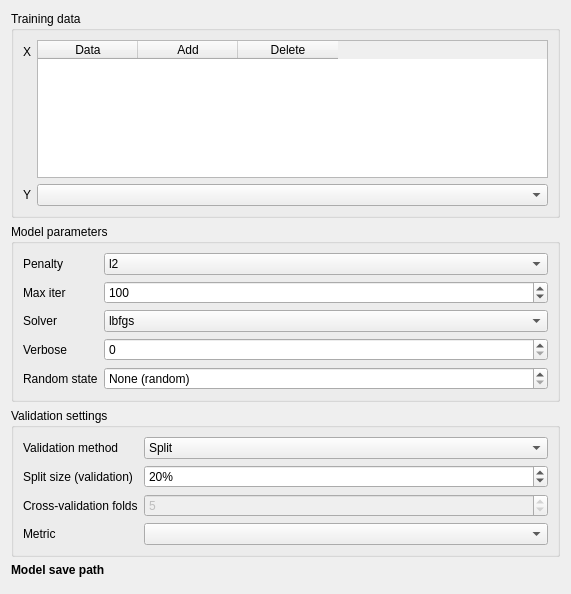
Old version of the form eis_qgis_plugin/resources/ui/model/wizard_model_logistic_regression_2.ui in the repository GispoCoding/eis_qgis_plugin.
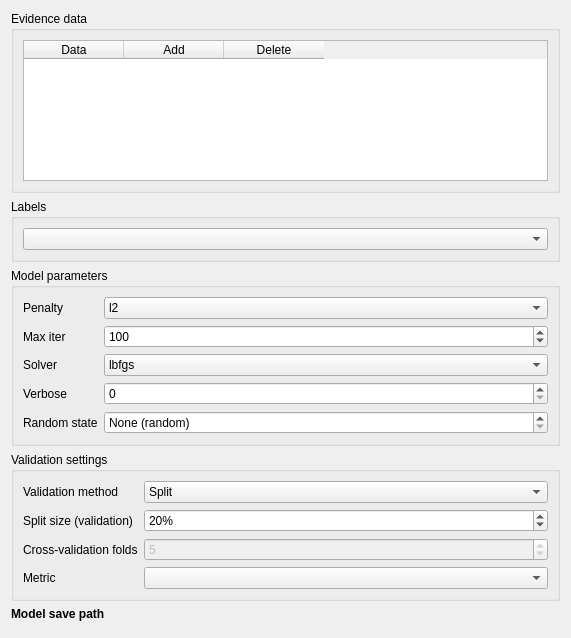
New version of the form. Custom widgets are drawn as their Qt base class.

Commit message: Many modifications to modeling wizard - Separated application and testing - Revamped the UI logic (each model has now their own tabs and own scroll areas for each tab) - Clarified input data namings - Test with mock database for model saving - Added "tag" column to model input data for data matching - Added train dummy model button and functionality

```diff
--- a/eis_qgis_plugin/resources/ui/model/wizard_model_logistic_regression_2.ui
+++ b/eis_qgis_plugin/resources/ui/model/wizard_model_logistic_regression_2.ui
@@ -7,7 +7,7 @@
     <x>0</x>
     <y>0</y>
     <width>571</width>
-    <height>594</height>
+    <height>638</height>
    </rect>
   </property>
   <property name="sizePolicy">
@@ -33,7 +33,7 @@
   </property>
   <layout class="QVBoxLayout" name="verticalLayout">
    <item>
-    <widget class="QGroupBox" name="plot_data_box_2">
+    <widget class="QGroupBox" name="evidence_data_groupbox">
      <property name="sizePolicy">
       <sizepolicy hsizetype="Preferred" vsizetype="Maximum">
        <horstretch>0</horstretch>
@@ -41,30 +41,13 @@
       </sizepolicy>
      </property>
      <property name="title">
-      <string>Training data</string>
+      <string>Evidence data</string>
      </property>
-     <layout class="QFormLayout" name="formLayout">
-      <item row="0" column="0">
-       <widget class="QLabel" name="training_data_label">
-        <property name="text">
-         <string>X</string>
-        </property>
-       </widget>
-      </item>
-      <item row="1" column="0">
-       <widget class="QLabel" name="y_label">
-        <property name="text">
-         <string>Y</string>
-        </property>
-       </widget>
-      </item>
-      <item row="1" column="1">
-       <widget class="QgsMapLayerComboBox" name="y"/>
-      </item>
-      <item row="0" column="1">
-       <widget class="QTableWidget" name="training_data">
+     <layout class="QVBoxLayout" name="verticalLayout_3">
+      <item>
+       <widget class="QTableWidget" name="evidence_data">
         <property name="sizePolicy">
-         <sizepolicy hsizetype="Expanding" vsizetype="Preferred">
+         <sizepolicy hsizetype="Expanding" vsizetype="Minimum">
           <horstretch>0</horstretch>
           <verstretch>0</verstretch>
          </sizepolicy>
@@ -75,6 +58,9 @@
           <height>75</height>
          </size>
         </property>
+        <attribute name="horizontalHeaderStretchLastSection">
+         <bool>false</bool>
+        </attribute>
         <column>
          <property name="text">
           <string>Data</string>
@@ -96,14 +82,23 @@
     </widget>
    </item>
    <item>
-    <widget class="QgsCollapsibleGroupBox" name="parameter_box">
+    <widget class="QGroupBox" name="label_data_groupbox">
+     <property name="title">
+      <string>Labels</string>
+     </property>
+     <layout class="QVBoxLayout" name="verticalLayout_2">
+      <item>
+       <widget class="QgsMapLayerComboBox" name="label_data"/>
+      </item>
+     </layout>
+    </widget>
+   </item>
+   <item>
+    <widget class="QGroupBox" name="parameter_box">
      <property name="title">
       <string>Model parameters</string>
      </property>
-     <property name="collapsed">
-      <bool>false</bool>
-     </property>
-     <layout class="QFormLayout" name="formLayout_3">
+     <layout class="QFormLayout" name="formLayout">
       <item row="0" column="0">
        <widget class="QLabel" name="penalty_label">
         <property name="text">
@@ -145,6 +140,19 @@
         </property>
        </widget>
       </item>
+      <item row="1" column="1">
+       <widget class="QgsSpinBox" name="max_iter">
+        <property name="minimum">
+         <number>1</number>
+        </property>
+        <property name="maximum">
+         <number>1000</number>
+        </property>
+        <property name="value">
+         <number>100</number>
+        </property>
+       </widget>
+      </item>
       <item row="2" column="0">
        <widget class="QLabel" name="solver_label">
         <property name="text">
@@ -193,6 +201,13 @@
         </property>
        </widget>
       </item>
+      <item row="3" column="1">
+       <widget class="QgsSpinBox" name="verbose">
+        <property name="maximum">
+         <number>1</number>
+        </property>
+       </widget>
+      </item>
       <item row="4" column="0">
        <widget class="QLabel" name="random_state_label">
         <property name="text">
@@ -200,26 +215,6 @@
         </property>
        </widget>
       </item>
-      <item row="1" column="1">
-       <widget class="QgsSpinBox" name="max_iter">
-        <property name="minimum">
-         <number>1</number>
-        </property>
-        <property name="maximum">
-         <number>1000</number>
-        </property>
-        <property name="value">
-         <number>100</number>
-        </property>
-       </widget>
-      </item>
-      <item row="3" column="1">
-       <widget class="QgsSpinBox" name="verbose">
-        <property name="maximum">
-         <number>1</number>
-        </property>
-       </widget>
-      </item>
       <item row="4" column="1">
        <widget class="QgsSpinBox" name="random_state">
         <property name="specialValueText">
@@ -240,7 +235,7 @@
     </widget>
    </item>
    <item>
-    <widget class="QgsCollapsibleGroupBox" name="validation_box">
+    <widget class="QGroupBox" name="validation_box">
      <property name="title">
       <string>Validation settings</string>
      </property>
@@ -288,6 +283,22 @@
         </property>
        </widget>
       </item>
+      <item row="1" column="1">
+       <widget class="QgsSpinBox" name="split_size">
+        <property name="suffix">
+         <string>%</string>
+        </property>
+        <property name="minimum">
+         <number>1</number>
+        </property>
+        <property name="maximum">
+         <number>99</number>
+        </property>
+        <property name="value">
+         <number>20</number>
+        </property>
+       </widget>
+      </item>
       <item row="2" column="0">
        <widget class="QLabel" name="cv_folds_label">
         <property name="text">
@@ -318,22 +329,6 @@
       <item row="3" column="1">
        <widget class="QComboBox" name="validation_metric"/>
       </item>
-      <item row="1" column="1">
-       <widget class="QgsSpinBox" name="split_size">
-        <property name="suffix">
-         <string>%</string>
-        </property>
-        <property name="minimum">
-         <number>1</number>
-        </property>
-        <property name="maximum">
-         <number>99</number>
-        </property>
-        <property name="value">
-         <number>20</number>
-        </property>
-       </widget>
-      </item>
      </layout>
     </widget>
    </item>
@@ -359,12 +354,6 @@
   </layout>
  </widget>
  <customwidgets>
-  <customwidget>
-   <class>QgsCollapsibleGroupBox</class>
-   <extends>QGroupBox</extends>
-   <header>qgscollapsiblegroupbox.h</header>
-   <container>1</container>
-  </customwidget>
   <customwidget>
    <class>QgsFileWidget</class>
    <extends>QWidget</extends>
```
The commit also changes 12 other files.
